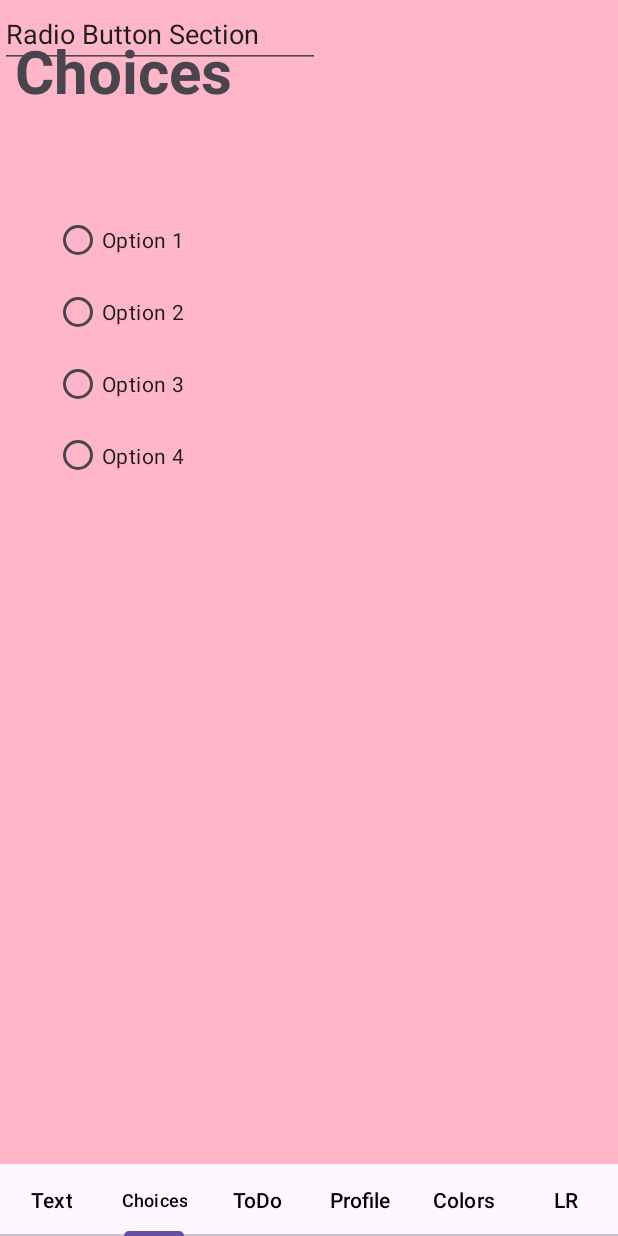
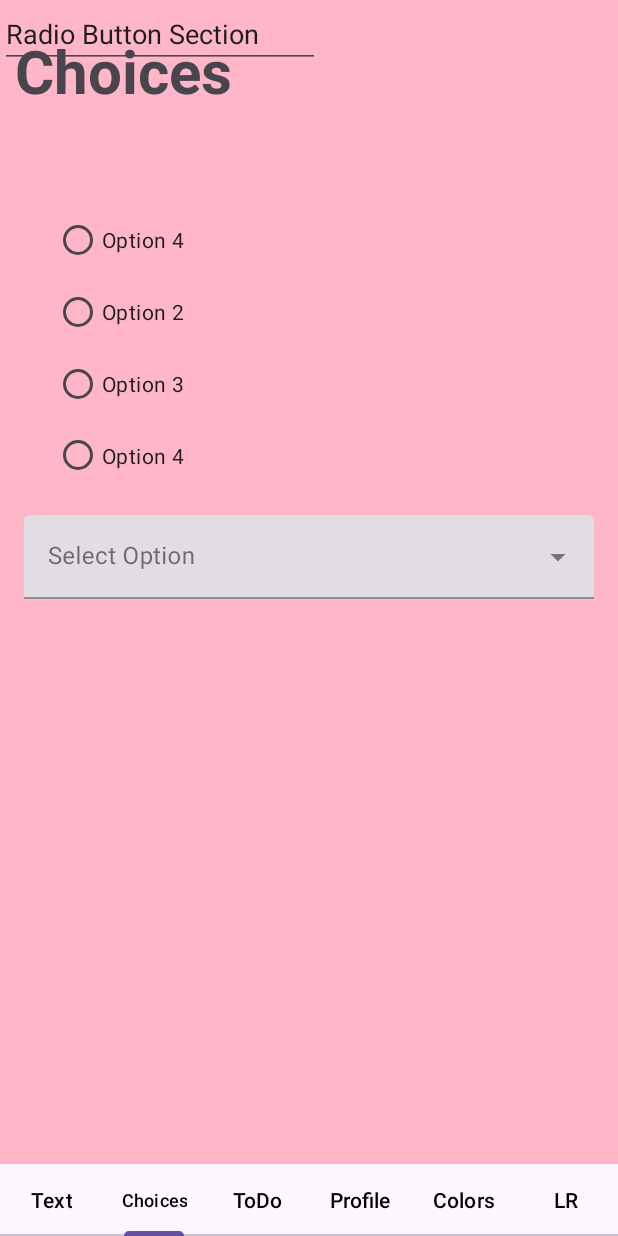
Before and after one commit to dinhner7/testing, an Android app: the screen it shows after launch (MainActivity), item 2 of the bottom bar chosen, on a phone screen of 412 x 824 dp. Run offline under Robolectric (Android 15) with nearby library versions, the phone set to English and light mode, and no system bars.

Commit message:
working on tab 2, dropdown isn't working for me --Sandy

```diff
--- a/app/src/main/java/com/example/testing/Tab2.kt
+++ b/app/src/main/java/com/example/testing/Tab2.kt
@@ -21,12 +21,19 @@ class Tab2 : Fragment() {
     private var param1: String? = null
     private var param2: String? = null
 
+    val dropdown_vals = arrayOf<String>("Option1", "Option2", "Option3")
+    // create autocomplete text view
+
+//    ArrayAdapter<String>
+
     override fun onCreate(savedInstanceState: Bundle?) {
         super.onCreate(savedInstanceState)
         arguments?.let {
             param1 = it.getString(ARG_PARAM1)
             param2 = it.getString(ARG_PARAM2)
         }
+
+
     }
 
     override fun onCreateView(
--- a/app/src/main/res/layout/fragment_tab2.xml
+++ b/app/src/main/res/layout/fragment_tab2.xml
@@ -8,7 +8,7 @@
     android:layout_height="match_parent"
     tools:context=".Tab2">
 
-    <!-- TODO: Update blank fragment layout -->
+
     <TextView
         android:id="@+id/textView3"
         style="@style/titleStyle"
@@ -17,7 +17,8 @@
         android:layout_marginTop="20dp"
         android:text="Choices"
         app:layout_constraintStart_toStartOf="parent"
-        app:layout_constraintTop_toTopOf="parent" />
+        app:layout_constraintTop_toTopOf="parent"
+        tools:ignore="HardcodedText" />
 
     <EditText
         android:id="@+id/ButtonHeader"
@@ -27,7 +28,8 @@
         android:inputType="text"
         android:text="Radio Button Section"
         tools:layout_editor_absoluteX="100dp"
-        tools:layout_editor_absoluteY="73dp" />
+        tools:layout_editor_absoluteY="73dp"
+        tools:ignore="HardcodedText,MissingConstraints" />
 
     <RadioGroup
         android:id="@+id/radioGroup3"
@@ -42,25 +44,50 @@
             android:id="@+id/Option1"
             android:layout_width="match_parent"
             android:layout_height="wrap_content"
-            android:text="Option 1" />
-
+            android:text="@string/radio4" />
         <RadioButton
             android:id="@+id/Option2"
             android:layout_width="match_parent"
             android:layout_height="wrap_content"
-            android:text="Option 2" />
+            android:text="@string/radio2" />
 
         <RadioButton
             android:id="@+id/Option3"
             android:layout_width="match_parent"
             android:layout_height="wrap_content"
-            android:text="Option 3" />
+            android:text="@string/radio3" />
 
         <RadioButton
             android:id="@+id/Option4"
             android:layout_width="match_parent"
             android:layout_height="wrap_content"
-            android:text="Option 4" />
+            android:text="@string/radio4" />
     </RadioGroup>
 
+    <com.google.android.material.textfield.TextInputLayout
+        android:id="@+id/textInputLayout"
+        android:layout_width="match_parent"
+        android:layout_height="wrap_content"
+        android:layout_margin="16dp"
+        android:hint="@string/select"
+        app:layout_constraintTop_toBottomOf="@+id/radioGroup3"
+        tools:layout_editor_absoluteX="16dp"
+        style="@style/Widget.MaterialComponents.TextInputLayout.FilledBox.ExposedDropdownMenu"
+        >
+
+        <AutoCompleteTextView
+            android:id="@+id/autoCompleteTxt"
+            android:layout_width="match_parent"
+            android:layout_height="wrap_content"
+            android:inputType="none"
+            app:layout_constraintTop_toBottomOf="@+id/textInputLayout"
+            tools:ignore="LabelFor"
+            />
+
+    </com.google.android.material.textfield.TextInputLayout>
+
+
+
+
+
 </androidx.constraintlayout.widget.ConstraintLayout>
--- /dev/null
+++ b/app/src/main/res/layout/list_item.xml
@@ -0,0 +1,14 @@
+<?xml version="1.0" encoding="utf-8"?>
+
+<!-- change textAppearance param if too big -->
+<TextView xmlns:android="http://schemas.android.com/apk/res/android"
+    android:layout_width="match_parent"
+    android:layout_height="match_parent"
+    android:padding="16dp"
+    android:ellipsize="end"
+    android:maxLines="1"
+    android:textAppearance="?attr/textAppearanceSubtitle1"
+    >
+
+
+</TextView>
--- a/app/src/main/res/values/strings.xml
+++ b/app/src/main/res/values/strings.xml
@@ -1,5 +1,16 @@
 <resources>
     <string name="app_name">testing</string>
-    <!-- TODO: Remove or change this placeholder text -->
-    <string name="hello_blank_fragment">Hello blank fragment</string>
+
+
+    <!-- Radio buttons -->
+    <string name="radio1">Option 1</string>
+    <string name="radio2">Option 2</string>
+    <string name="radio3">Option 3</string>
+    <string name="radio4">Option 4</string>
+
+    <!-- Dropdown menu -->
+    <string name="select">Select Option</string>
+
+    <!-- Submit button -->
+
 </resources>
```
